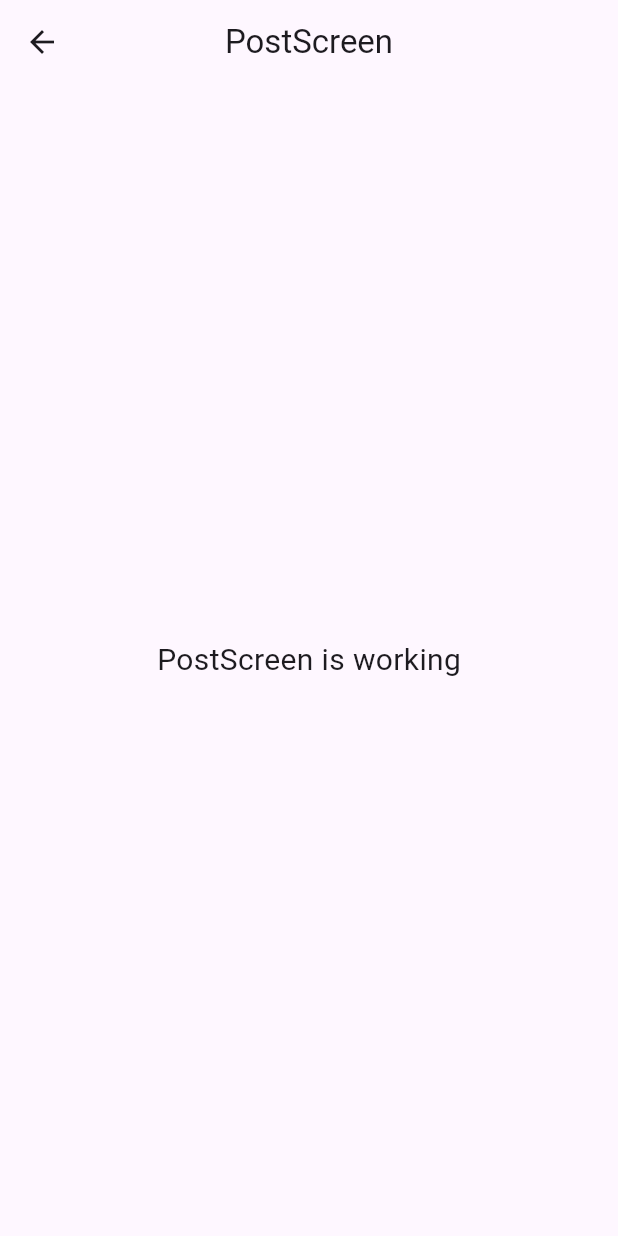
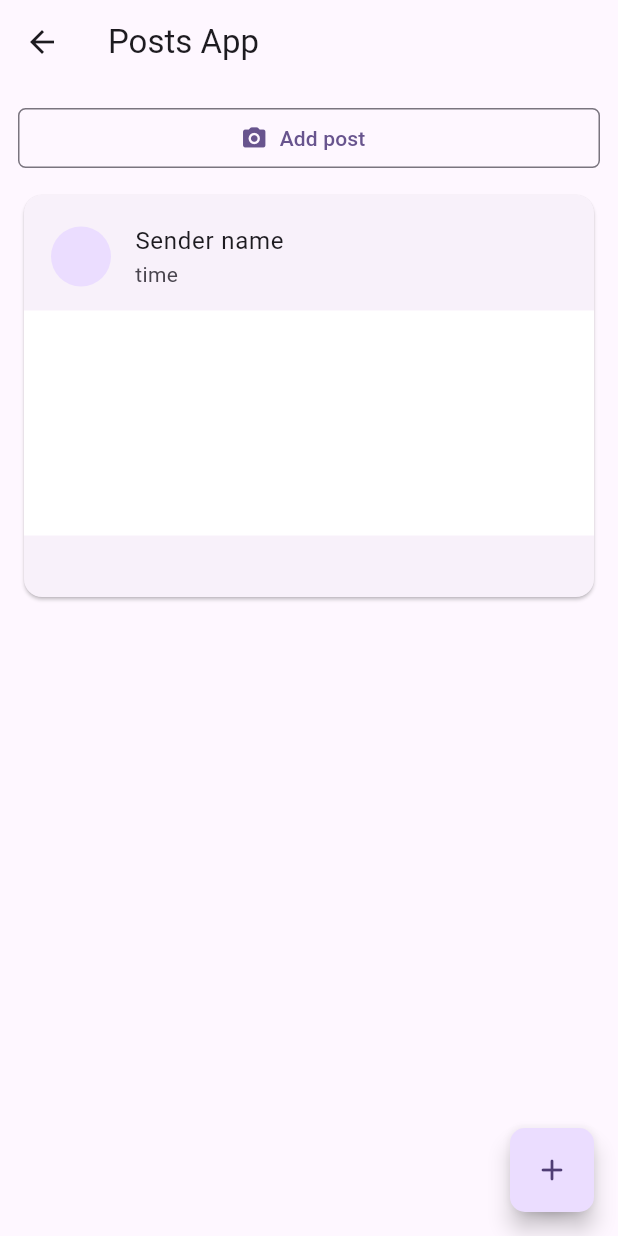
Before and after one commit to maniangdoz/exo_post, a Flutter app: the PostScreen screen opened directly, on a phone screen of 412 x 824 dp. Run offline on Flutter 3.47's test engine with Material 2 defaults, Android fonts, the light colour scheme and no system bars; our stand-ins replace bloc, equatable, flutter_animate, flutter_bloc, get_it, go_router and 3 more; accounts and stored records are empty.

Commit message:
add post_screen

```diff
--- a/lib/common/router.dart
+++ b/lib/common/router.dart
@@ -26,7 +26,7 @@ class ScreenPaths {
 final _rootNavigatorKey = GlobalKey<NavigatorState>();
 
 final appRouter = GoRouter(
-  initialLocation: ScreenPaths.splash,
+  initialLocation: ScreenPaths.postPage,
   navigatorKey: _rootNavigatorKey,
   errorBuilder: (context, state) => const ErrorScreen(),
   redirect: _redirect,
--- a/lib/features/post/presentation/pages/post_screen.dart
+++ b/lib/features/post/presentation/pages/post_screen.dart
@@ -1,4 +1,9 @@
 import 'package:flutter/material.dart';
+
+import '../../../shared/presentation/widgets/action_button.dart';
+import '../../../shared/presentation/widgets/expandable_fa.dart';
+import '../widgets/post_button.dart';
+import '../widgets/post_card.dart';
 
 class PostScreen extends StatelessWidget {
   const PostScreen({super.key});
@@ -7,15 +12,33 @@ class PostScreen extends StatelessWidget {
   Widget build(BuildContext context) {
     return Scaffold(
       appBar: AppBar(
-        title: const Text('PostScreen'),
-        centerTitle: true,
+        title: const Text('Posts App'),
       ),
-      body: const Center(
-        child: Text(
-          'PostScreen is working',
-          style: TextStyle(fontSize: 20),
-        ),
+      body: ListView(
+        padding: const EdgeInsets.all(12),
+        children: const [
+          PostButton(),
+          SizedBox(
+            height: 10,
+          ),
+          PostCard(),
+        ],
+      ),
+      floatingActionButton: ExpandableFab(
+        distance: 80,
+        children: [
+          ActionButton(
+            onPressed: () => _showAction(context, 0),
+            icon: const Icon(Icons.camera_alt_rounded),
+          ),
+          ActionButton(
+            onPressed: () => _showAction(context, 1),
+            icon: const Icon(Icons.logout_outlined),
+          ),
+        ],
       ),
     );
   }
+
+  _showAction(BuildContext context, int i) {}
 }
--- /dev/null
+++ b/lib/features/post/presentation/widgets/post_button.dart
@@ -0,0 +1,19 @@
+import 'package:flutter/material.dart';
+
+class PostButton extends StatelessWidget {
+  const PostButton({
+    super.key,
+  });
+
+  @override
+  Widget build(BuildContext context) {
+    return OutlinedButton.icon(
+      onPressed: () {},
+      icon: const Icon(Icons.camera_alt_rounded),
+      label: const Text('Add post'),
+      style: OutlinedButton.styleFrom(
+        shape: RoundedRectangleBorder(borderRadius: BorderRadius.circular(5)),
+      ),
+    );
+  }
+}
--- /dev/null
+++ b/lib/features/post/presentation/widgets/post_card.dart
@@ -0,0 +1,60 @@
+
+import 'package:flutter/material.dart';
+import 'package:readmore/readmore.dart';
+
+import '../../../../common/styles/colors.dart';
+
+class PostCard extends StatelessWidget {
+  const PostCard({
+    super.key,
+  });
+
+  @override
+  Widget build(BuildContext context) {
+    return Card(
+      child: SizedBox(
+        child: Column(
+          crossAxisAlignment: CrossAxisAlignment.start,
+          children: [
+            const ListTile(
+              contentPadding:
+                  EdgeInsets.only(left: 18, right: 18, top: 5),
+              title: Text('Sender name'),
+              subtitle: Text('time'),
+              leading: CircleAvatar(),
+            ),
+            Container(
+              width: double.infinity,
+              height: 150,
+              decoration: const BoxDecoration(
+                color: Colors.white,
+              ),
+            ),
+            const Padding(
+              padding: EdgeInsets.only(
+                  left: 18, right: 18, top: 10, bottom: 10),
+              child: ReadMoreText(
+                '',
+                trimLines: 2,
+                colorClickableText: AppColors.primaryColor,
+                trimMode: TrimMode.Line,
+                trimCollapsedText: ' more',
+                trimExpandedText: ' less',
+                textAlign: TextAlign.start,
+                moreStyle: TextStyle(
+                  fontWeight: FontWeight.bold,
+                ),
+                lessStyle: TextStyle(
+                  fontWeight: FontWeight.bold,
+                ),
+              ),
+            ),
+            const Row(
+              children: [],
+            ),
+          ],
+        ),
+      ),
+    );
+  }
+}
--- /dev/null
+++ b/lib/features/shared/presentation/widgets/action_button.dart
@@ -0,0 +1,29 @@
+import 'package:flutter/material.dart';
+
+@immutable
+class ActionButton extends StatelessWidget {
+  const ActionButton({
+    super.key,
+    this.onPressed,
+    required this.icon,
+  });
+
+  final VoidCallback? onPressed;
+  final Widget icon;
+
+  @override
+  Widget build(BuildContext context) {
+    final theme = Theme.of(context);
+    return Material(
+      shape: const CircleBorder(),
+      clipBehavior: Clip.antiAlias,
+      color: theme.colorScheme.secondary,
+      elevation: 4,
+      child: IconButton(
+        onPressed: onPressed,
+        icon: icon,
+        color: theme.colorScheme.onSecondary,
+      ),
+    );
+  }
+}
--- /dev/null
+++ b/lib/features/shared/presentation/widgets/expandable_fa.dart
@@ -0,0 +1,185 @@
+import 'package:flutter/material.dart';
+import 'dart:math' as math;
+
+@immutable
+class ExpandableFab extends StatefulWidget {
+  const ExpandableFab({
+    super.key,
+    this.initialOpen,
+    required this.distance,
+    required this.children,
+  });
+
+  final bool? initialOpen;
+  final double distance;
+  final List<Widget> children;
+
+  @override
+  State<ExpandableFab> createState() => _ExpandableFabState();
+}
+
+class _ExpandableFabState extends State<ExpandableFab>
+    with SingleTickerProviderStateMixin {
+  late final AnimationController _controller;
+  late final Animation<double> _expandAnimation;
+  bool _open = false;
+
+  @override
+  void initState() {
+    super.initState();
+    _open = widget.initialOpen ?? false;
+    _controller = AnimationController(
+      value: _open ? 1.0 : 0.0,
+      duration: const Duration(milliseconds: 250),
+      vsync: this,
+    );
+    _expandAnimation = CurvedAnimation(
+      curve: Curves.fastOutSlowIn,
+      reverseCurve: Curves.easeOutQuad,
+      parent: _controller,
+    );
+  }
+
+  @override
+  void dispose() {
+    _controller.dispose();
+    super.dispose();
+  }
+
+  void _toggle() {
+    setState(() {
+      _open = !_open;
+      if (_open) {
+        _controller.forward();
+      } else {
+        _controller.reverse();
+      }
+    });
+  }
+
+  @override
+  Widget build(BuildContext context) {
+    return SizedBox.expand(
+      child: Stack(
+        alignment: Alignment.bottomRight,
+        clipBehavior: Clip.none,
+        children: [
+          _buildTapToCloseFab(),
+          ..._buildExpandingActionButtons(),
+          _buildTapToOpenFab(),
+        ],
+      ),
+    );
+  }
+
+  Widget _buildTapToCloseFab() {
+    return SizedBox(
+      width: 56,
+      height: 56,
+      child: Center(
+        child: Material(
+          shape: const CircleBorder(),
+          clipBehavior: Clip.antiAlias,
+          elevation: 4,
+          child: InkWell(
+            onTap: _toggle,
+            child: Padding(
+              padding: const EdgeInsets.all(8),
+              child: Icon(
+                Icons.close,
+                color: Theme.of(context).primaryColor,
+              ),
+            ),
+          ),
+        ),
+      ),
+    );
+  }
+
+  Widget _buildTapToOpenFab() {
+    return IgnorePointer(
+      ignoring: _open,
+      child: AnimatedContainer(
+        transformAlignment: Alignment.center,
+        transform: Matrix4.diagonal3Values(
+          _open ? 0.7 : 1.0,
+          _open ? 0.7 : 1.0,
+          1.0,
+        ),
+        duration: const Duration(milliseconds: 250),
+        curve: const Interval(0.0, 0.5, curve: Curves.easeOut),
+        child: AnimatedOpacity(
+          opacity: _open ? 0.0 : 1.0,
+          curve: const Interval(0.25, 1.0, curve: Curves.easeInOut),
+          duration: const Duration(milliseconds: 250),
+          child: FloatingActionButton(
+            onPressed: _toggle,
+            shape: RoundedRectangleBorder(
+              borderRadius: BorderRadius.circular(10),
+            ),
+            child: const Icon(Icons.add_rounded),
+          ),
+        ),
+      ),
+    );
+  }
+
+  List<Widget> _buildExpandingActionButtons() {
+    final children = <Widget>[];
+    final count = widget.children.length;
+    final step = 90.0 / (count - 1);
+    for (var i = 0, angleInDegrees = 0.0;
+        i < count;
+        i++, angleInDegrees += step) {
+      children.add(
+        _ExpandingActionButton(
+          directionInDegrees: angleInDegrees,
+          maxDistance: widget.distance,
+          progress: _expandAnimation,
+          child: widget.children[i],
+        ),
+      );
+    }
+    return children;
+  }
+}
+
+@immutable
+class _ExpandingActionButton extends StatelessWidget {
+  const _ExpandingActionButton({
+    required this.directionInDegrees,
+    required this.maxDistance,
+    required this.progress,
+    required this.child,
+  });
+
+  final double directionInDegrees;
+  final double maxDistance;
+  final Animation<double> progress;
+  final Widget child;
+
+  @override
+  Widget build(BuildContext context) {
+    return AnimatedBuilder(
+      animation: progress,
+      builder: (context, child) {
+        final offset = Offset.fromDirection(
+          directionInDegrees * (math.pi / 180.0),
+          progress.value * maxDistance,
+        );
+        return Positioned(
+          right: 4.0 + offset.dx,
+          bottom: 4.0 + offset.dy,
+          child: Transform.rotate(
+            angle: (1.0 - progress.value) * math.pi / 2,
+            child: child!,
+          ),
+        );
+      },
+      child: FadeTransition(
+        opacity: progress,
+        child: child,
+      ),
+    );
+  }
+}
--- a/pubspec.yaml
+++ b/pubspec.yaml
@@ -37,6 +37,7 @@ dependencies:
   get_it: ^7.6.4
   go_router: ^11.1.4
   injectable: ^2.3.2
+  readmore: ^2.2.0
   shared_preferences: ^2.2.2
 
 dev_dependencies:
```
Also changed, not shown: pubspec.lock.
